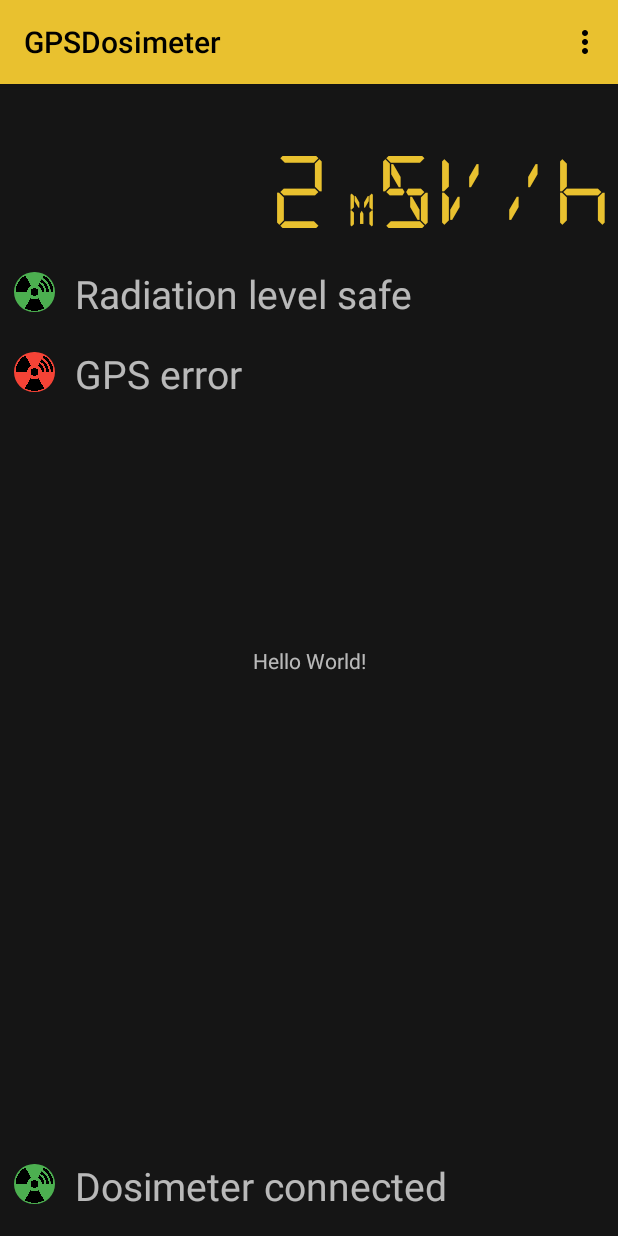
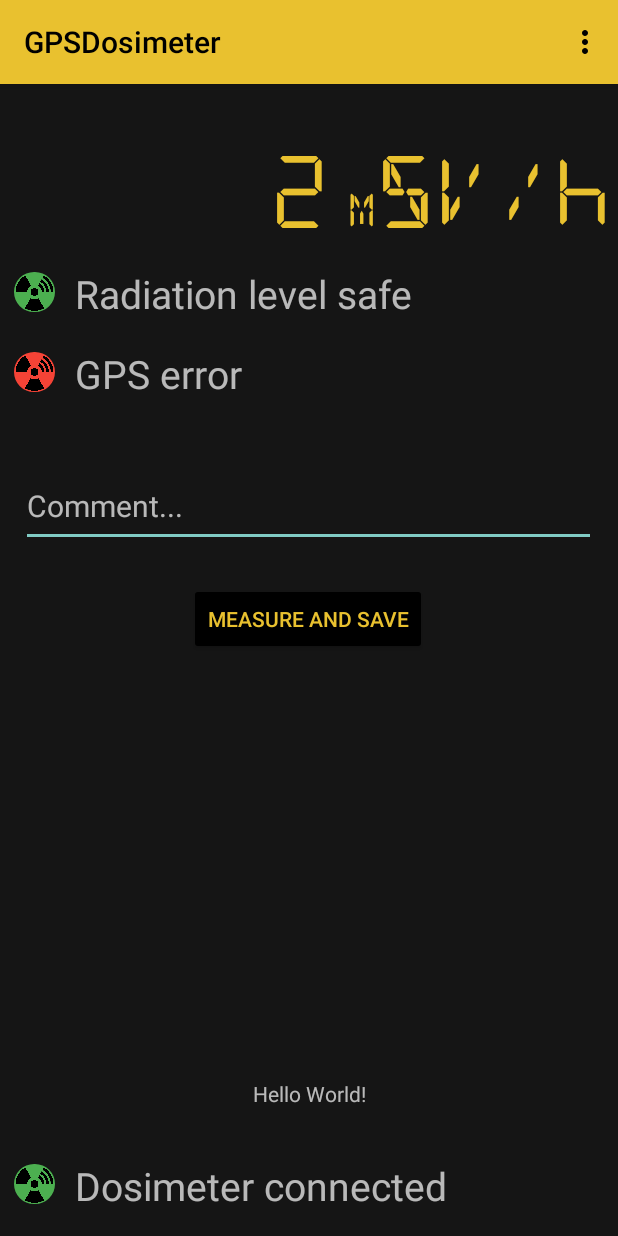
Before and after one commit to lukasz-drzensla/GPSDosimeter, an Android app: the screen it shows after launch (MainActivity), on a phone screen of 412 x 824 dp. Run offline under Robolectric (Android 15) with nearby library versions, the phone set to English and light mode, and no system bars; 12 statements that could not run were skipped.

Commit message:
Added CSV sharing. Addedmeasure and save button, added comment textbox

```diff
--- a/app/src/main/java/pl/edu/agh/gpsdosimeter/CSVDoc.java
+++ b/app/src/main/java/pl/edu/agh/gpsdosimeter/CSVDoc.java
@@ -1,4 +1,6 @@
 package pl.edu.agh.gpsdosimeter;
+
+import android.util.Log;
 
 import java.io.BufferedWriter;
 import java.io.File;
@@ -38,7 +40,7 @@ public class CSVDoc
             }
             myReader.close();
         } catch (FileNotFoundException e) {
-            System.out.println("File not found");
+            Log.e("CSVDOC", "File not found");
             e.printStackTrace();
         }
         rows = lines.size();
@@ -142,7 +144,7 @@ public class CSVDoc
     {
         BufferedWriter writer;
         try {
-            writer = new BufferedWriter(new FileWriter(pathString));
+            writer = new BufferedWriter(new FileWriter(pathString, false));
         } catch (IOException e) {
             e.printStackTrace();
             return -1;
--- a/app/src/main/java/pl/edu/agh/gpsdosimeter/MainActivity.java
+++ b/app/src/main/java/pl/edu/agh/gpsdosimeter/MainActivity.java
@@ -9,6 +9,9 @@ import android.os.Handler;
 import android.util.Log;
 import android.view.Menu;
 import android.view.MenuItem;
+import android.view.View;
+import android.widget.Button;
+import android.widget.EditText;
 import android.widget.TextView;
 
 import com.google.android.material.imageview.ShapeableImageView;
@@ -49,12 +52,18 @@ class RadAppCB implements JRadicom.RCCallbacks {
         String hours = Integer.toString(fdata.hours);
         String minutes = Integer.toString(fdata.minutes);
         String seconds = Integer.toString(fdata.seconds);
-        String resStr = radiation + ", " + day + "." + month + "." + year + ":" + hours + ":" + minutes + ":" + seconds + ", GPS: " + fdata.gpsdata;
+        String date = day + "." + month + "." + year + ":" + hours + ":" + minutes + ":" + seconds;
+        String resStr = radiation + ", " + date + ", GPS: " + fdata.gpsdata;
+        parent.current_measurement.setGpsData(fdata.gpsdata);
+        parent.current_measurement.setRadiation(fdata.radiation);
+        parent.current_measurement.setDateTime(date);
         parent.tv.setText(resStr);
     }
 }
 
 public class MainActivity extends AppCompatActivity {
+
+    public Measurement current_measurement = new Measurement("", 0, "", "");
 
     public int getRandomNumber(int min, int max) {
         return (int) ((Math.random() * (max - min)) + min);
@@ -66,6 +75,8 @@ public class MainActivity extends AppCompatActivity {
     public ShapeableImageView rad_status_led;
     public TextView gps_status_txt;
     public ShapeableImageView gps_status_led;
+    public EditText comment_txt;
+    public Button measure_and_save_btn;
     private ActivityMainBinding binding;
     /* Radicom objects */
     JRadicom jradicom;
@@ -108,7 +119,7 @@ public class MainActivity extends AppCompatActivity {
         super.onCreate(savedInstanceState);
 
         FileManager fileManager = new FileManager();
-        FileManager.AppConfig appConfig;
+        FileManager.AppConfig appConfig = null;
         try {
             String configPath = new File(getApplicationContext().getFilesDir(), "config.xml").getAbsolutePath();
             appConfig = fileManager.loadAppConfig(configPath);
@@ -126,7 +137,27 @@ public class MainActivity extends AppCompatActivity {
         rad_status_led = binding.radStatusLed;
         gps_status_txt = binding.gpsStatusTxt;
         gps_status_led = binding.gpsStatusLed;
+        comment_txt = binding.commentTxt;
+        measure_and_save_btn = binding.measureAndSaveBtn;
 
+        if (appConfig != null && !appConfig.getAddComments())
+        {
+            comment_txt.setVisibility(View.INVISIBLE);
+        }
+
+        FileManager.AppConfig finalAppConfig = appConfig;
+        measure_and_save_btn.setOnClickListener(new View.OnClickListener() {
+            @Override
+            public void onClick(View v) {
+                String comment = "";
+                if (finalAppConfig != null && finalAppConfig.getAddComments())
+                {
+                    comment = comment_txt.getText().toString();
+                }
+                current_measurement.setComment(comment);
+                //trigger radicom function for measure and save
+            }
+        });
 
         // Initialise Radicom
         jradicom = new JRadicom();
--- a/app/src/main/res/layout/activity_main.xml
+++ b/app/src/main/res/layout/activity_main.xml
@@ -15,7 +15,8 @@
         app:layout_constraintBottom_toBottomOf="parent"
         app:layout_constraintEnd_toEndOf="parent"
         app:layout_constraintStart_toStartOf="parent"
-        app:layout_constraintTop_toTopOf="parent" />
+        app:layout_constraintTop_toTopOf="parent"
+        app:layout_constraintVertical_bias="0.886" />
 
     <TextView
         android:id="@+id/value_txt"
@@ -115,6 +116,19 @@
         app:layout_constraintBottom_toBottomOf="@+id/gps_status_led"
         app:layout_constraintStart_toEndOf="@+id/gps_status_led" />
 
+    <Button
+        android:id="@+id/measure_and_save_btn"
+        android:layout_width="wrap_content"
+        android:layout_height="wrap_content"
+        android:layout_marginTop="24dp"
+        android:backgroundTint="@color/black"
+        android:text="@string/meas_and_save_txt"
+        android:textColor="@color/rad_yellow"
+        app:layout_constraintEnd_toEndOf="parent"
+        app:layout_constraintHorizontal_bias="0.498"
+        app:layout_constraintStart_toStartOf="parent"
+        app:layout_constraintTop_toBottomOf="@+id/comment_txt" />
+
     <TextView
         android:id="@+id/conn_status_txt"
         android:layout_width="wrap_content"
@@ -140,5 +154,20 @@
         app:strokeColor="@android:color/darker_gray"
         app:strokeWidth="00dp" />
 
+    <EditText
+        android:id="@+id/comment_txt"
+        android:layout_width="383dp"
+        android:layout_height="54dp"
+        android:layout_marginTop="44dp"
+        android:ems="10"
+        android:hint="@string/comment_txt_placeholder"
+        android:inputType="text"
+        android:textColor="@color/rad_yellow"
+        android:textSize="20sp"
+        app:layout_constraintEnd_toEndOf="parent"
+        app:layout_constraintHorizontal_bias="0.497"
+        app:layout_constraintStart_toStartOf="parent"
+        app:layout_constraintTop_toBottomOf="@+id/gps_status_txt" />
+
 
 </androidx.constraintlayout.widget.ConstraintLayout>
--- a/app/src/main/res/values/strings.xml
+++ b/app/src/main/res/values/strings.xml
@@ -9,7 +9,7 @@
     <string name="new_file_menu_item">New measurement collection</string>
     <string name="open_file_menu_item">Open measurement collection</string>
     <string name="remove_menu_item">Remove measurement collections</string>
-    <string name="export_menu_item">Export as CSV</string>
+    <string name="export_menu_item">Share as CSV</string>
 
     <string name="rad_status_OK">Radiation level safe</string>
     <string name="rad_status_NO_MEAS">No measurement</string>
@@ -19,6 +19,8 @@
     <string name="gps_status_ERR">GPS error</string>
     <string name="conn_status_OK">Dosimeter connected</string>
     <string name="conn_status_ERR">Dosimeter disconnected</string>
+    <string name="meas_and_save_txt">Measure and save</string>
+    <string name="comment_txt_placeholder">Comment...</string>
 
     <string name="working_file_prompt">Measurement collection: </string>
     <string name="fetch_data_btn">Fetch data</string>
```
Also changed, not shown: app/src/main/AndroidManifest.xml (+12 -0 lines), app/src/main/java/pl/edu/agh/gpsdosimeter/FileManager.java (+6 -45 lines), app/src/main/java/pl/edu/agh/gpsdosimeter/ManageActivity.java (+26 -4 lines), app/src/main/java/pl/edu/agh/gpsdosimeter/Measurement.java (added, +52 -0 lines), app/src/main/res/xml/file_paths.xml (added, +18 -0 lines).
